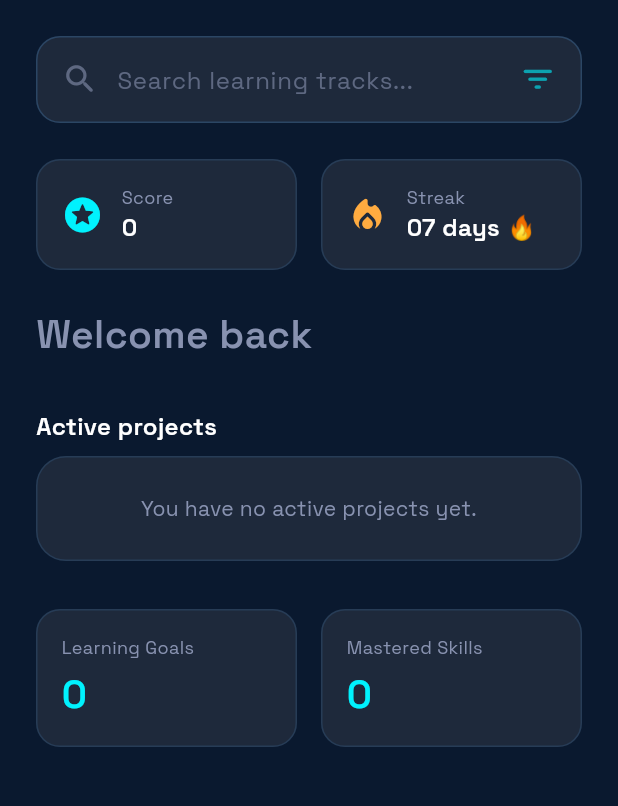
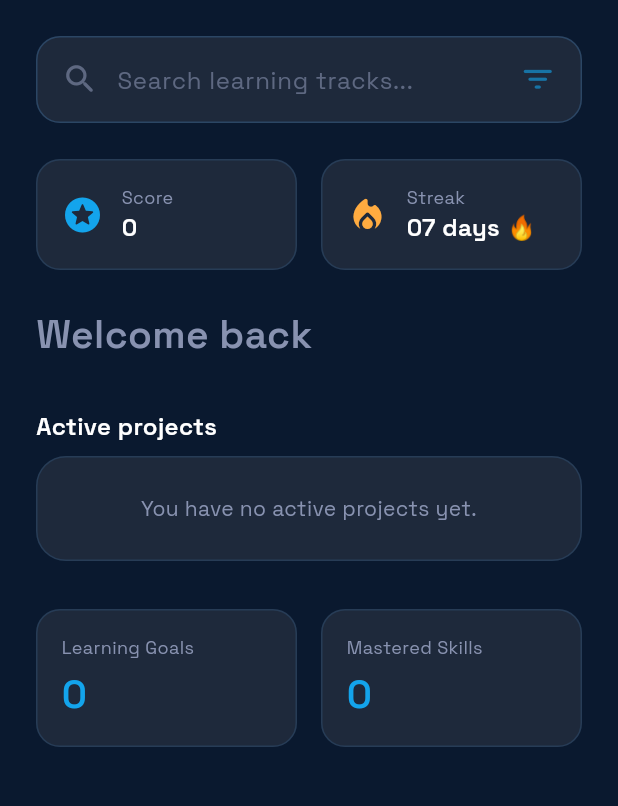
Before and after one commit to iissad/learnback, a Flutter app: the HomeScreen screen opened directly, on a phone screen of 412 x 824 dp, the part 84-890 px from its top. Run offline on Flutter 3.47's test engine with Material 3 defaults, Android fonts, the light colour scheme and no system bars; our stand-ins replace app_links, dio, flutter_dotenv, flutter_riverpod, flutter_secure_storage, flutter_svg and 2 more; accounts and stored records are empty; network calls fail.

Commit message:
Updated: Some UI elemetns colors  in profile and home pages

```diff
--- a/lib/features/home/presentation/screens/home_screen.dart
+++ b/lib/features/home/presentation/screens/home_screen.dart
@@ -89,7 +89,7 @@ class _HomeScreenState extends ConsumerState<HomeScreen> {
                                 height: 22,
                                 child: CircularProgressIndicator(
                                   strokeWidth: 2.0,
-                                  color: AppColors.colorFifth,
+                                  color: AppColors.blueLight,
                                 ),
                               ),
                             );
@@ -253,7 +253,7 @@ class _HomeScreenState extends ConsumerState<HomeScreen> {
           ),
           Icon(
             Icons.filter_list_rounded,
-            color: AppColors.colorFifth.withValues(alpha: 0.6),
+            color: AppColors.blueLight.withValues(alpha: 0.6),
             size: 25,
           ),
         ],
@@ -269,7 +269,7 @@ class _HomeScreenState extends ConsumerState<HomeScreen> {
             'Score',
             isLoading ? '...' : score.toString(),
             Icons.stars_rounded,
-            AppColors.colorFifth,
+            AppColors.blueLight,
           ),
         ),
         const SizedBox(width: AppSpacing.md),
@@ -391,7 +391,7 @@ class _HomeScreenState extends ConsumerState<HomeScreen> {
           Text(
             value,
             style: AppTextStyles.headingLarge.copyWith(
-              color: AppColors.colorFifth,
+              color: AppColors.blueLight,
             ),
           ),
           if (subtitle != null) ...[
@@ -399,7 +399,7 @@ class _HomeScreenState extends ConsumerState<HomeScreen> {
             Text(
               subtitle,
               style: AppTextStyles.bodySmall.copyWith(
-                color: AppColors.colorFifth.withValues(alpha: 0.8),
+                color: AppColors.blueLight.withValues(alpha: 0.8),
               ),
             ),
           ],
```
Also changed, not shown: lib/features/profile/presentation/screens/profile_screen.dart (+32 -14 lines).
